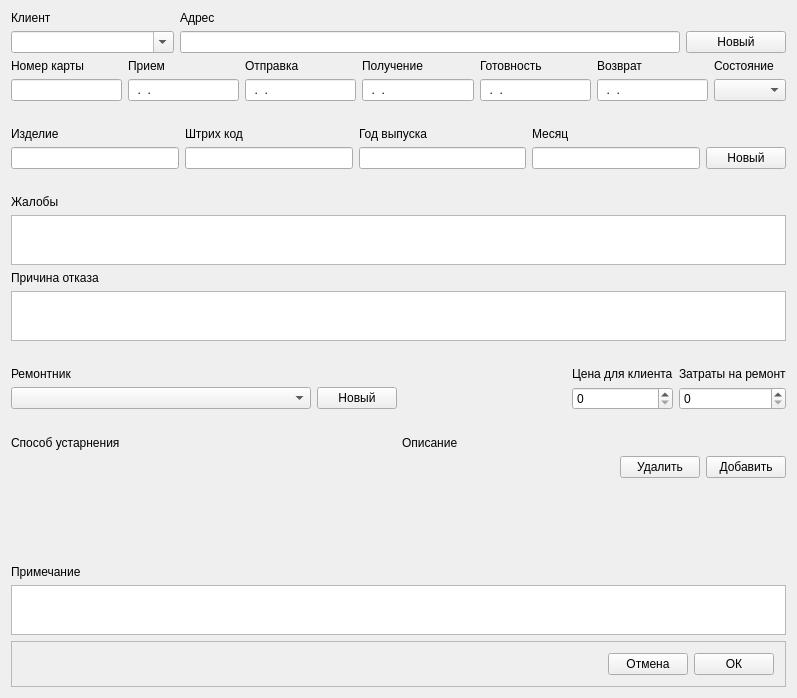
First picture: the form in addform.ui, repository Flamio/RepairCards, before the edit.
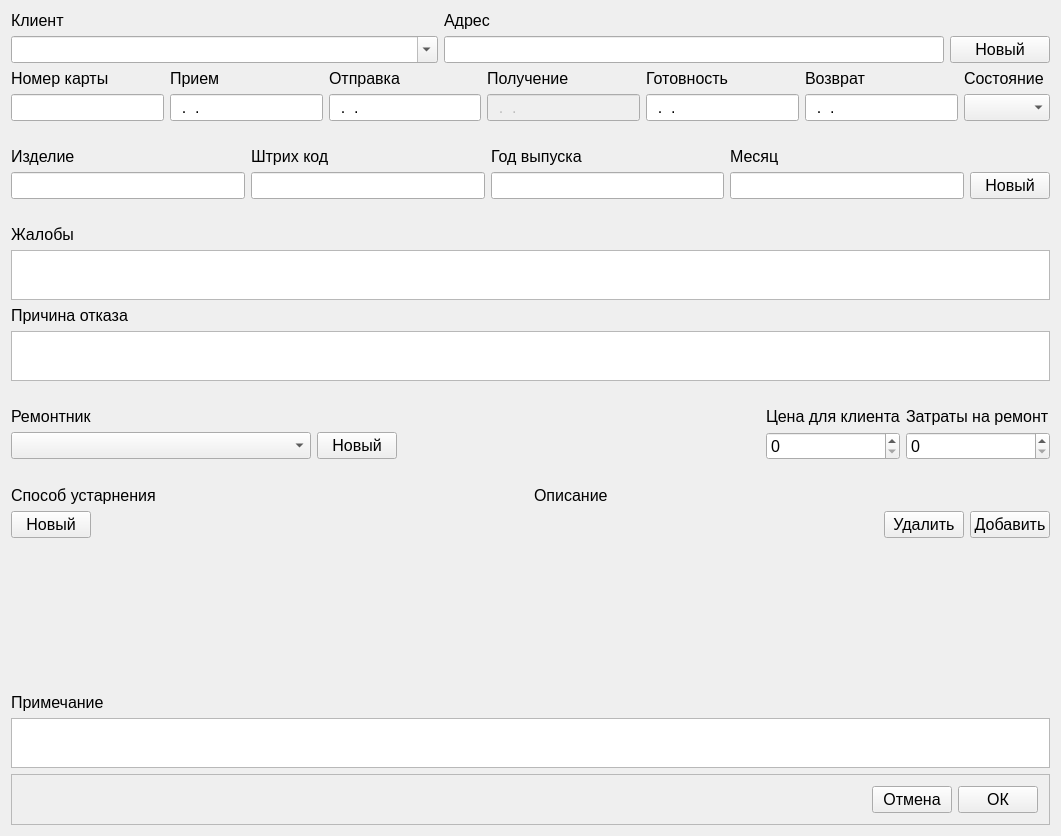
Second picture: the form after the edit.

```diff
--- a/addform.ui
+++ b/addform.ui
@@ -6,8 +6,8 @@
    <rect>
     <x>0</x>
     <y>0</y>
-    <width>797</width>
-    <height>698</height>
+    <width>1061</width>
+    <height>836</height>
    </rect>
   </property>
   <property name="windowTitle">
@@ -21,6 +21,11 @@
        <layout class="QGridLayout" name="gridLayout_2">
         <item row="1" column="0">
          <widget class="QComboBox" name="client">
+          <property name="font">
+           <font>
+            <pointsize>12</pointsize>
+           </font>
+          </property>
           <property name="editable">
            <bool>true</bool>
           </property>
@@ -28,6 +33,11 @@
         </item>
         <item row="0" column="0">
          <widget class="QLabel" name="label">
+          <property name="font">
+           <font>
+            <pointsize>12</pointsize>
+           </font>
+          </property>
           <property name="text">
            <string>Клиент</string>
           </property>
@@ -41,6 +51,11 @@
             <height>16777215</height>
            </size>
           </property>
+          <property name="font">
+           <font>
+            <pointsize>12</pointsize>
+           </font>
+          </property>
           <property name="readOnly">
            <bool>true</bool>
           </property>
@@ -48,6 +63,11 @@
         </item>
         <item row="0" column="1">
          <widget class="QLabel" name="label_2">
+          <property name="font">
+           <font>
+            <pointsize>12</pointsize>
+           </font>
+          </property>
           <property name="text">
            <string>Адрес</string>
           </property>
@@ -61,6 +81,11 @@
             <height>16777215</height>
            </size>
           </property>
+          <property name="font">
+           <font>
+            <pointsize>12</pointsize>
+           </font>
+          </property>
           <property name="text">
            <string>Новый</string>
           </property>
@@ -72,6 +97,11 @@
        <layout class="QGridLayout" name="gridLayout_4">
         <item row="0" column="6">
          <widget class="QLabel" name="label_7">
+          <property name="font">
+           <font>
+            <pointsize>12</pointsize>
+           </font>
+          </property>
           <property name="text">
            <string>Состояние</string>
           </property>
@@ -85,16 +115,32 @@
             <height>16777215</height>
            </size>
           </property>
+          <property name="font">
+           <font>
+            <pointsize>12</pointsize>
+           </font>
+          </property>
           <property name="readOnly">
            <bool>true</bool>
           </property>
          </widget>
         </item>
         <item row="1" column="6">
-         <widget class="QComboBox" name="state"/>
+         <widget class="QComboBox" name="state">
+          <property name="font">
+           <font>
+            <pointsize>12</pointsize>
+           </font>
+          </property>
+         </widget>
         </item>
         <item row="0" column="4">
          <widget class="QLabel" name="label_5">
+          <property name="font">
+           <font>
+            <pointsize>12</pointsize>
+           </font>
+          </property>
           <property name="text">
            <string>Готовность</string>
           </property>
@@ -102,6 +148,11 @@
         </item>
         <item row="0" column="5">
          <widget class="QLabel" name="label_6">
+          <property name="font">
+           <font>
+            <pointsize>12</pointsize>
+           </font>
+          </property>
           <property name="text">
            <string>Возврат</string>
           </property>
@@ -109,6 +160,11 @@
         </item>
         <item row="0" column="1">
          <widget class="QLabel" name="label_4">
+          <property name="font">
+           <font>
+            <pointsize>12</pointsize>
+           </font>
+          </property>
           <property name="text">
            <string>Прием</string>
           </property>
@@ -116,6 +172,11 @@
         </item>
         <item row="0" column="2">
          <widget class="QLabel" name="label_10">
+          <property name="font">
+           <font>
+            <pointsize>12</pointsize>
+           </font>
+          </property>
           <property name="text">
            <string>Отправка</string>
           </property>
@@ -123,6 +184,11 @@
         </item>
         <item row="0" column="0">
          <widget class="QLabel" name="label_3">
+          <property name="font">
+           <font>
+            <pointsize>12</pointsize>
+           </font>
+          </property>
           <property name="text">
            <string>Номер карты</string>
           </property>
@@ -130,6 +196,11 @@
         </item>
         <item row="0" column="3">
          <widget class="QLabel" name="label_21">
+          <property name="font">
+           <font>
+            <pointsize>12</pointsize>
+           </font>
+          </property>
           <property name="text">
            <string>Получение</string>
           </property>
@@ -137,6 +208,11 @@
         </item>
         <item row="1" column="1">
          <widget class="QLineEdit" name="receiveDate">
+          <property name="font">
+           <font>
+            <pointsize>12</pointsize>
+           </font>
+          </property>
           <property name="inputMask">
            <string>99.99.9999</string>
           </property>
@@ -144,6 +220,11 @@
         </item>
         <item row="1" column="2">
          <widget class="QLineEdit" name="sendDate">
+          <property name="font">
+           <font>
+            <pointsize>12</pointsize>
+           </font>
+          </property>
           <property name="inputMask">
            <string>99.99.9999</string>
           </property>
@@ -151,6 +232,14 @@
         </item>
         <item row="1" column="3">
          <widget class="QLineEdit" name="receiveDate2">
+          <property name="enabled">
+           <bool>false</bool>
+          </property>
+          <property name="font">
+           <font>
+            <pointsize>12</pointsize>
+           </font>
+          </property>
           <property name="inputMask">
            <string>99.99.9999</string>
           </property>
@@ -158,6 +247,11 @@
         </item>
         <item row="1" column="4">
          <widget class="QLineEdit" name="readyDate">
+          <property name="font">
+           <font>
+            <pointsize>12</pointsize>
+           </font>
+          </property>
           <property name="inputMask">
            <string>99.99.9999</string>
           </property>
@@ -165,6 +259,11 @@
         </item>
         <item row="1" column="5">
          <widget class="QLineEdit" name="returnDate">
+          <property name="font">
+           <font>
+            <pointsize>12</pointsize>
+           </font>
+          </property>
           <property name="inputMask">
            <string>99.99.9999</string>
           </property>
@@ -174,6 +273,11 @@
       </item>
       <item>
        <spacer name="horizontalSpacer">
+        <property name="font">
+         <font>
+          <pointsize>12</pointsize>
+         </font>
+        </property>
         <property name="orientation">
          <enum>Qt::Horizontal</enum>
         </property>
@@ -195,6 +299,11 @@
             <height>16777215</height>
            </size>
           </property>
+          <property name="font">
+           <font>
+            <pointsize>12</pointsize>
+           </font>
+          </property>
           <property name="readOnly">
            <bool>true</bool>
           </property>
@@ -202,6 +311,11 @@
         </item>
         <item row="1" column="1">
          <widget class="QLineEdit" name="barCode">
+          <property name="font">
+           <font>
+            <pointsize>12</pointsize>
+           </font>
+          </property>
           <property name="inputMask">
            <string notr="true"/>
           </property>
@@ -212,6 +326,11 @@
         </item>
         <item row="0" column="1">
          <widget class="QLabel" name="label_9">
+          <property name="font">
+           <font>
+            <pointsize>12</pointsize>
+           </font>
+          </property>
           <property name="text">
            <string>Штрих код</string>
           </property>
@@ -225,6 +344,11 @@
             <height>16777215</height>
            </size>
           </property>
+          <property name="font">
+           <font>
+            <pointsize>12</pointsize>
+           </font>
+          </property>
           <property name="readOnly">
            <bool>true</bool>
           </property>
@@ -232,6 +356,11 @@
         </item>
         <item row="0" column="2">
          <widget class="QLabel" name="label_11">
+          <property name="font">
+           <font>
+            <pointsize>12</pointsize>
+           </font>
+          </property>
           <property name="text">
            <string>Год выпуска</string>
           </property>
@@ -239,6 +368,11 @@
         </item>
         <item row="1" column="0">
          <widget class="QLineEdit" name="product">
+          <property name="font">
+           <font>
+            <pointsize>12</pointsize>
+           </font>
+          </property>
           <property name="readOnly">
            <bool>true</bool>
           </property>
@@ -246,6 +380,11 @@
         </item>
         <item row="0" column="3">
          <widget class="QLabel" name="label_12">
+          <property name="font">
+           <font>
+            <pointsize>12</pointsize>
+           </font>
+          </property>
           <property name="text">
            <string>Месяц</string>
           </property>
@@ -253,6 +392,11 @@
         </item>
         <item row="0" column="0">
          <widget class="QLabel" name="label_8">
+          <property name="font">
+           <font>
+            <pointsize>12</pointsize>
+           </font>
+          </property>
           <property name="text">
            <string>Изделие</string>
           </property>
@@ -260,6 +404,11 @@
         </item>
         <item row="1" column="4">
          <widget class="QPushButton" name="pushButton_2">
+          <property name="font">
+           <font>
+            <pointsize>12</pointsize>
+           </font>
+          </property>
           <property name="text">
            <string>Новый</string>
           </property>
@@ -269,6 +418,11 @@
       </item>
       <item>
        <spacer name="horizontalSpacer_2">
+        <property name="font">
+         <font>
+          <pointsize>12</pointsize>
+         </font>
+        </property>
         <property name="orientation">
          <enum>Qt::Horizontal</enum>
         </property>
@@ -282,6 +436,11 @@
       </item>
       <item>
        <widget class="QLabel" name="label_13">
+        <property name="font">
+         <font>
+          <pointsize>12</pointsize>
+         </font>
+        </property>
         <property name="text">
          <string>Жалобы</string>
         </property>
@@ -295,10 +454,20 @@
           <height>50</height>
          </size>
         </property>
+        <property name="font">
+         <font>
+          <pointsize>12</pointsize>
+         </font>
+        </property>
        </widget>
       </item>
       <item>
        <widget class="QLabel" name="label_14">
+        <property name="font">
+         <font>
+          <pointsize>12</pointsize>
+         </font>
+        </property>
         <property name="text">
          <string>Причина отказа</string>
         </property>
@@ -312,10 +481,20 @@
           <height>50</height>
          </size>
         </property>
+        <property name="font">
+         <font>
+          <pointsize>12</pointsize>
+         </font>
+        </property>
        </widget>
       </item>
       <item>
        <spacer name="horizontalSpacer_4">
+        <property name="font">
+         <font>
+          <pointsize>12</pointsize>
+         </font>
+        </property>
         <property name="orientation">
          <enum>Qt::Horizontal</enum>
         </property>
@@ -331,6 +510,11 @@
        <layout class="QGridLayout" name="gridLayout_6">
         <item row="0" column="4">
          <widget class="QLabel" name="label_17">
+          <property name="font">
+           <font>
+            <pointsize>12</pointsize>
+           </font>
+          </property>
           <property name="text">
            <string>Затраты на ремонт</string>
           </property>
@@ -338,6 +522,11 @@
         </item>
         <item row="2" column="4">
          <widget class="QSpinBox" name="repairCost">
+          <property name="font">
+           <font>
+            <pointsize>12</pointsize>
+           </font>
+          </property>
           <property name="maximum">
            <number>1000000000</number>
           </property>
@@ -354,6 +543,11 @@
             <height>16777215</height>
            </size>
           </property>
+          <property name="font">
+           <font>
+            <pointsize>12</pointsize>
+           </font>
+          </property>
           <property name="text">
            <string>Новый</string>
           </property>
@@ -367,10 +561,20 @@
             <height>0</height>
            </size>
           </property>
+          <property name="font">
+           <font>
+            <pointsize>12</pointsize>
+           </font>
+          </property>
          </widget>
         </item>
         <item row="2" column="3">
          <widget class="QSpinBox" name="clientCost">
+          <property name="font">
+           <font>
+            <pointsize>12</pointsize>
+           </font>
+          </property>
           <property name="maximum">
            <number>1000000000</number>
           </property>
@@ -381,6 +585,11 @@
         </item>
         <item row="0" column="0">
          <widget class="QLabel" name="label_15">
+          <property name="font">
+           <font>
+            <pointsize>12</pointsize>
+           </font>
+          </property>
           <property name="text">
            <string>Ремонтник</string>
           </property>
@@ -388,6 +597,11 @@
         </item>
         <item row="0" column="3">
          <widget class="QLabel" name="label_16">
+          <property name="font">
+           <font>
+            <pointsize>12</pointsize>
+           </font>
+          </property>
           <property name="text">
            <string>Цена для клиента</string>
           </property>
@@ -395,6 +609,11 @@
         </item>
         <item row="2" column="2">
          <spacer name="horizontalSpacer_6">
+          <property name="font">
+           <font>
+            <pointsize>12</pointsize>
+           </font>
+          </property>
           <property name="orientation">
            <enum>Qt::Horizontal</enum>
           </property>
@@ -410,6 +629,11 @@
       </item>
       <item>
        <spacer name="horizontalSpacer_8">
+        <property name="font">
+         <font>
+          <pointsize>12</pointsize>
+         </font>
+        </property>
         <property name="orientation">
          <enum>Qt::Horizontal</enum>
         </property>
@@ -437,6 +661,11 @@
             <height>16777215</height>
            </size>
           </property>
+          <property name="font">
+           <font>
+            <pointsize>12</pointsize>
+           </font>
+          </property>
           <property name="text">
            <string>Способ устарнения</string>
           </property>
@@ -450,6 +679,11 @@
             <height>16777215</height>
            </size>
           </property>
+          <property name="font">
+           <font>
+            <pointsize>12</pointsize>
+           </font>
+          </property>
           <property name="text">
            <string>Описание</string>
           </property>
@@ -465,8 +699,25 @@
       </item>
       <item>
        <layout class="QHBoxLayout" name="horizontalLayout_5">
+        <item>
+         <widget class="QPushButton" name="pushButton_6">
+          <property name="font">
+           <font>
+            <pointsize>12</pointsize>
+           </font>
+          </property>
+          <property name="text">
+           <string>Новый</string>
+          </property>
+         </widget>
+        </item>
         <item>
          <spacer name="horizontalSpacer_9">
+          <property name="font">
+           <font>
+            <pointsize>12</pointsize>
+           </font>
+          </property>
           <property name="orientation">
            <enum>Qt::Horizontal</enum>
           </property>
@@ -480,6 +731,11 @@
         </item>
         <item>
          <widget class="QPushButton" name="pushButton_5">
+          <property name="font">
+           <font>
+            <pointsize>12</pointsize>
+           </font>
+          </property>
           <property name="text">
            <string>Удалить</string>
           </property>
@@ -487,6 +743,11 @@
         </item>
         <item>
          <widget class="QPushButton" name="pushButton_4">
+          <property name="font">
+           <font>
+            <pointsize>12</pointsize>
+           </font>
+          </property>
           <property name="text">
            <string>Добавить</string>
           </property>
@@ -496,6 +757,11 @@
       </item>
       <item>
        <spacer name="verticalSpacer">
+        <property name="font">
+         <font>
+          <pointsize>12</pointsize>
+         </font>
+        </property>
         <property name="orientation">
          <enum>Qt::Vertical</enum>
         </property>
@@ -509,6 +775,11 @@
       </item>
       <item>
        <widget class="QLabel" name="label_20">
+        <property name="font">
+         <font>
+          <pointsize>12</pointsize>
+         </font>
+        </property>
         <property name="text">
          <string>Примечание</string>
         </property>
@@ -522,10 +793,20 @@
           <height>50</height>
          </size>
         </property>
+        <property name="font">
+         <font>
+          <pointsize>12</pointsize>
+         </font>
+        </property>
        </widget>
       </item>
       <item>
        <widget class="QFrame" name="frame">
+        <property name="font">
+         <font>
+          <pointsize>12</pointsize>
+         </font>
+        </property>
         <property name="frameShape">
          <enum>QFrame::StyledPanel</enum>
         </property>
@@ -537,6 +818,11 @@
           <layout class="QHBoxLayout" name="horizontalLayout_2">
            <item>
             <spacer name="horizontalSpacer_7">
+             <property name="font">
+              <font>
+               <pointsize>12</pointsize>
+              </font>
+             </property>
              <property name="orientation">
               <enum>Qt::Horizontal</enum>
              </property>
@@ -550,6 +836,11 @@
            </item>
            <item>
             <widget class="QPushButton" name="pushButton_12">
+             <property name="font">
+              <font>
+               <pointsize>12</pointsize>
+              </font>
+             </property>
              <property name="text">
               <string>Отмена</string>
              </property>
@@ -557,6 +848,11 @@
            </item>
            <item>
             <widget class="QPushButton" name="pushButton_11">
+             <property name="font">
+              <font>
+               <pointsize>12</pointsize>
+              </font>
+             </property>
              <property name="text">
               <string>ОК</string>
              </property>
```
Left out of the diff: 12 changed lines with no effect on the pictures.
